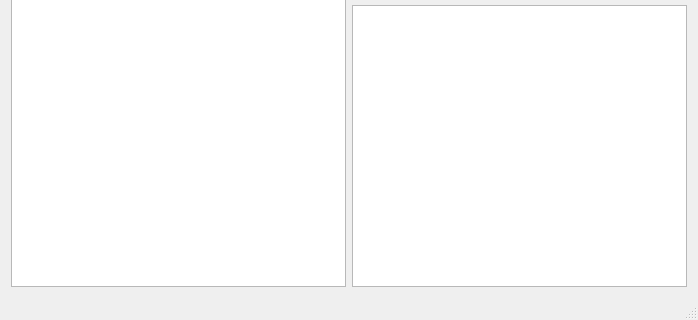
LaTruelle/Geac, file Geac/geac.ui: the form before one commit; both pictures show x 0 to 698 and y 223 to 543 of the 698 by 543 pixel window.
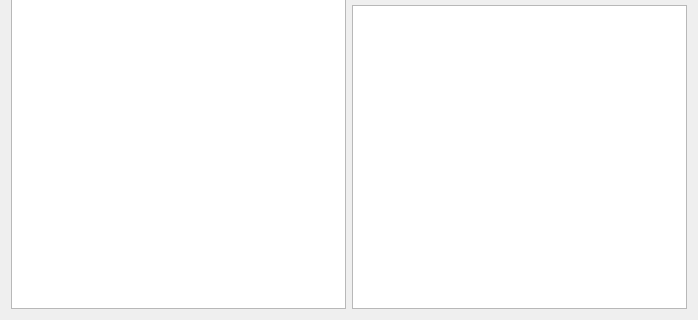
The form after the commit.

What changed in the file:
```diff
--- a/Geac/geac.ui
+++ b/Geac/geac.ui
@@ -207,7 +207,6 @@
     <bool>false</bool>
    </attribute>
   </widget>
-  <widget class="QStatusBar" name="statusBar"/>
   <action name="actionOpen_File">
    <property name="text">
     <string>&amp;Open File...</string>
```
